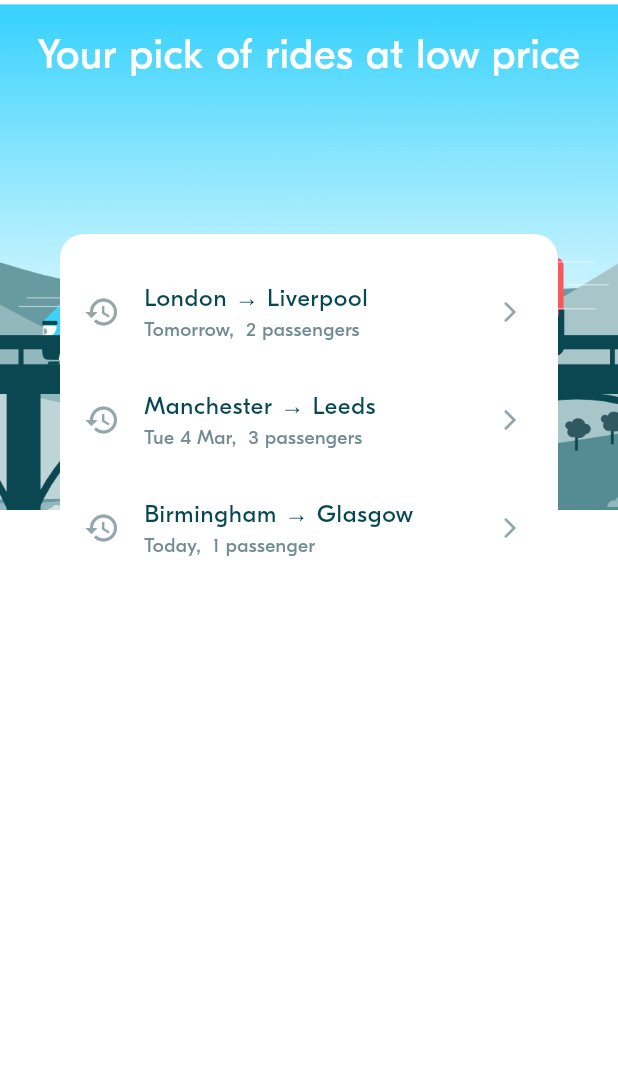
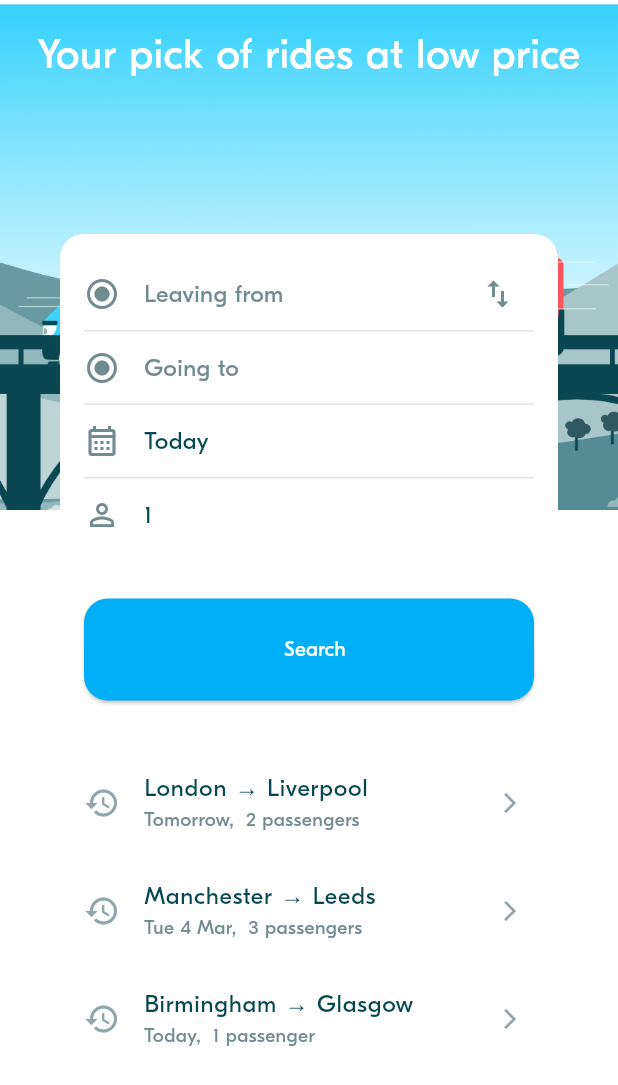
Before and after one commit to Vathana007/Advance_Mobile_Term2, a Flutter app: the screen it shows after launch, on a phone screen of 412 x 824 dp. Shown: the top 1085 px of the screen. Run offline on Flutter 3.47's test engine with Material 3 defaults, Android fonts, the phone set to English and light mode, and no system bars; project files that could hold a hidden picture were left out.

Commit message:
BLA-004 - Implement Ride Preferences Form

```diff
--- a/lib/model/ride/locations.dart
+++ b/lib/model/ride/locations.dart
@@ -33,6 +33,9 @@ class Location {
     String toString() {
       return name;
     }
+
+    // Get location through to ride_pref_form
+    static getAllLocations() {}
   }
 
   ///
--- a/lib/screens/ride_pref/ride_pref_screen.dart
+++ b/lib/screens/ride_pref/ride_pref_screen.dart
@@ -22,12 +22,8 @@ class RidePrefScreen extends StatefulWidget {
 }
 
 class _RidePrefScreenState extends State<RidePrefScreen> {
-
-
   onRidePrefSelected(RidePref ridePref) {
-
-   // 1 - Navigate to the rides screen (with a buttom to top animation)
-
+    // 1 - Navigate to the rides screen (with a buttom to top animation)
   }
 
   @override
@@ -56,16 +52,11 @@ class _RidePrefScreenState extends State<RidePrefScreen> {
                 mainAxisAlignment: MainAxisAlignment.start,
                 crossAxisAlignment: CrossAxisAlignment.stretch,
                 children: [
-
-
-
                   // 2.1 Display the Form to input the ride preferences
-                  RidePrefForm(initRidePref: RidePrefService.currentRidePref,),
+                  RidePrefForm(
+                    initRidePref: RidePrefService.currentRidePref, onSubmit: (RidePref value) {  },
+                  ),
                   SizedBox(height: BlaSpacings.m),
-
-
-
-
 
                   // 2.2 Optionally display a list of past preferences
                   SizedBox(
@@ -76,7 +67,8 @@ class _RidePrefScreenState extends State<RidePrefScreen> {
                       itemCount: RidePrefService.ridePrefsHistory.length,
                       itemBuilder: (ctx, index) => RidePrefHistoryTile(
                         ridePref: RidePrefService.ridePrefsHistory[index],
-                        onPressed: () => onRidePrefSelected(RidePrefService.ridePrefsHistory[index]),
+                        onPressed: () => onRidePrefSelected(
+                            RidePrefService.ridePrefsHistory[index]),
                       ),
                     ),
                   ),
--- a/lib/screens/ride_pref/widgets/ride_pref_form.dart
+++ b/lib/screens/ride_pref/widgets/ride_pref_form.dart
@@ -1,4 +1,7 @@
 import 'package:flutter/material.dart';
+import 'package:week_3_blabla_project/theme/theme.dart';
+import 'package:week_3_blabla_project/widgets/actions/bla_button.dart';
+import 'package:week_3_blabla_project/widgets/display/bla_divider.dart';
 
 import '../../../model/ride/locations.dart';
 import '../../../model/ride_pref/ride_pref.dart';
@@ -16,19 +19,33 @@ class RidePrefForm extends StatefulWidget {
   // The form can be created with an optional initial RidePref.
   final RidePref? initRidePref;
 
-  const RidePrefForm({super.key, this.initRidePref});
+  /// Callback triggered when form is submitted
+  final ValueChanged<RidePref> onSubmit;
+
+  const RidePrefForm({super.key, this.initRidePref, required this.onSubmit});
 
   @override
   State<RidePrefForm> createState() => _RidePrefFormState();
 }
 
 class _RidePrefFormState extends State<RidePrefForm> {
+  // Select departure location
   Location? departure;
+
+  // Select departure time
   late DateTime departureDate;
+
+  // Select arrival location
   Location? arrival;
+
+  // Number of Passenger
   late int requestedSeats;
 
-
+  /// Valid Form when both locations and date are selected
+  bool get _isFormFieldValid =>
+      departure != null &&
+      arrival != null &&
+      departureDate.isAfter(DateTime.now());
 
   // ----------------------------------
   // Initialize the Form attributes
@@ -37,29 +54,207 @@ class _RidePrefFormState extends State<RidePrefForm> {
   @override
   void initState() {
     super.initState();
-    // TODO
+    _initializeFormData();
+  }
+
+  // Initialize form fields from provided RidePref or defaults value
+  void _initializeFormData() {
+    final pref = widget.initRidePref;
+    departure = pref?.departure;
+    arrival = pref?.arrival;
+    departureDate = pref?.departureDate ?? DateTime.now();
+    requestedSeats = pref?.requestedSeats ?? 1;
   }
 
   // ----------------------------------
   // Handle events
   // ----------------------------------
 
+  void _handleDepartureSelect(Location location) {}
+
+  void _handleArrivalSelect(Location location) {}
+
+  void _handleDateSelect(DateTime date) {}
+
+  void _handleSeatsSelect(int seats) {}
+
+  // Creates and submits a RidePref object when form is valid
+  void _handleSubmit() {
+    if (_isFormFieldValid) {
+      widget.onSubmit(RidePref(
+        departure: departure!,
+        arrival: arrival!,
+        departureDate: departureDate,
+        requestedSeats: requestedSeats,
+      ));
+    }
+  }
+
+  // Switches departure and arrival locations when both already selected
+  void _handleLocationSwitch() {
+    if (departure != null && arrival != null) {
+      setState(() {
+        final temp = departure;
+        departure = arrival;
+        arrival = temp;
+      });
+    }
+  }
 
   // ----------------------------------
   // Compute the widgets rendering
   // ----------------------------------
-
 
   // ----------------------------------
   // Build the widgets
   // ----------------------------------
   @override
   Widget build(BuildContext context) {
-    return Column(
+    return Padding(
+      padding: const EdgeInsets.all(BlaSpacings.m),
+      child: Column(
         mainAxisAlignment: MainAxisAlignment.start,
         crossAxisAlignment: CrossAxisAlignment.stretch,
         children: [
+          /// Departure Location Input
+          Row(
+            mainAxisAlignment: MainAxisAlignment.spaceBetween,
+            children: [
+              // Departure Input Field
+              _departureField(
+                label: 'Leaving from',
+                initialLocation: departure,
+                onLocationSelected: _handleDepartureSelect,
+                icon: Icons.radio_button_checked_outlined,
+              ),
+              // Add switch button between locations
+              Align(
+                alignment: Alignment.centerRight,
+                child: IconButton(
+                  icon: const Icon(Icons.swap_vert),
+                  onPressed: _handleLocationSwitch,
+                  color: BlaColors.neutralLight,
+                  tooltip: 'Switch locations',
+                ),
+              ),
+            ],
+          ),
+          const BlaDivider(),
+          // Arrival location field
+          _departureField(
+            label: 'Going to',
+            initialLocation: arrival,
+            onLocationSelected: _handleArrivalSelect,
+            icon: Icons.radio_button_checked_outlined,
+          ),
+          const BlaDivider(),
 
-        ]);
+          // Date selection field
+          _dateField(),
+          const BlaDivider(),
+
+          // Passenger count field
+          _passengerField(requestedSeats),
+          const SizedBox(height: BlaSpacings.xl),
+
+          // Submit button
+          BlaButton(
+            label: 'Search',
+            onPressed: _handleSubmit,
+          )
+        ],
+      ),
+    );
   }
 }
+
+// Implement a location selection field
+Widget _departureField({
+  required String label,
+  required Location? initialLocation,
+  required ValueChanged<Location> onLocationSelected,
+  required IconData icon,
+}) {
+  return InkWell(
+    onTap: () {
+      // TODO: Implement on location selection
+    },
+    child: Padding(
+      padding: const EdgeInsets.symmetric(vertical: BlaSpacings.s),
+      child: Row(
+        children: [
+          Icon(
+            icon,
+            color: BlaColors.neutralLight,
+            size: 24,
+          ),
+          const SizedBox(width: BlaSpacings.m),
+          Text(
+            initialLocation?.name ?? label,
+            style: BlaTextStyles.body.copyWith(
+              color: initialLocation != null
+                  ? BlaColors.textNormal
+                  : BlaColors.textLight,
+            ),
+          ),
+        ],
+      ),
+    ),
+  );
+}
+
+/// Implement the date selection field
+Widget _dateField() {
+  return InkWell(
+    onTap: () {
+      // TODO: Implement date selection
+    },
+    child: Padding(
+      padding: const EdgeInsets.symmetric(vertical: BlaSpacings.s),
+      child: Row(
+        children: [
+          Icon(
+            Icons.calendar_month_outlined,
+            color: BlaColors.neutralLight,
+            size: 24,
+          ),
+          const SizedBox(width: BlaSpacings.m),
+          Text(
+            'Today',
+            style: BlaTextStyles.body.copyWith(
+              color: BlaColors.textNormal,
+            ),
+          ),
+        ],
+      ),
+    ),
+  );
+}
+
+// Implement the passenger count selection field
+Widget _passengerField(dynamic requestedSeats) {
+  return InkWell(
+    onTap: () {
+      // TODO: Implement passenger selection
+    },
+    child: Padding(
+      padding: const EdgeInsets.symmetric(vertical: BlaSpacings.s),
+      child: Row(
+        children: [
+          Icon(
+            Icons.person_outline,
+            color: BlaColors.neutralLight,
+            size: 24,
+          ),
+          const SizedBox(width: BlaSpacings.m),
+          Text(
+            '$requestedSeats',
+            style: BlaTextStyles.body.copyWith(
+              color: BlaColors.textNormal,
+            ),
+          ),
+        ],
+      ),
+    ),
+  );
+}
```
Lines whose indentation alone changed are shown as unchanged.
